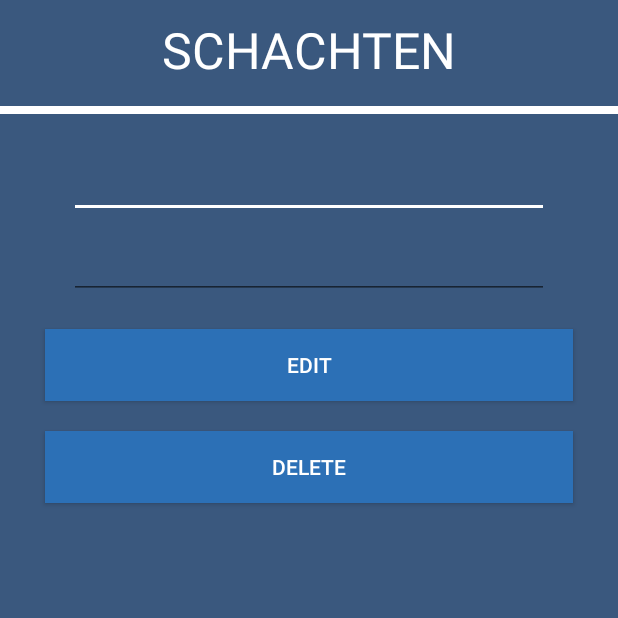
After one commit to KevinD25/DijkelApp, an Android app: the SchachtDetailActivity screen opened directly, with no data from a screen before it, on a phone screen of 412 x 824 dp, the top half of it. The commit adds this screen. Run offline under Robolectric (Android 15) with nearby library versions, the phone set to English and light mode, and no system bars; our stand-ins replace Firebase (no records; nobody signed in at launch, a user with empty details on screens opened directly).

Commit message:
deleting and updating works

```diff
--- a/Application/app/src/main/AndroidManifest.xml
+++ b/Application/app/src/main/AndroidManifest.xml
@@ -25,6 +25,8 @@
         </activity>
         <activity android:name=".DijkelActivity">
         </activity>
+        <activity android:name=".SchachtDetailActivity">
+        </activity>
     </application>
 
 </manifest>
--- /dev/null
+++ b/Application/app/src/main/java/com/davis/kevin/dijkelapp/SchachtDetailActivity.kt
@@ -0,0 +1,123 @@
+package com.davis.kevin.dijkelapp
+
+import android.support.v7.app.AppCompatActivity
+import android.os.Bundle
+import android.util.Log
+import android.view.View
+import com.davis.kevin.dijkelapp.Adapters.DijkeltjesAdapter
+import com.davis.kevin.dijkelapp.DOM.Dijkel
+import com.davis.kevin.dijkelapp.DOM.Schacht
+import com.google.firebase.database.*
+import kotlinx.android.synthetic.main.activity_dijkel.*
+import kotlinx.android.synthetic.main.activity_schacht_detail.*
+
+class SchachtDetailActivity : AppCompatActivity() {
+
+    lateinit var item: Schacht
+    private var id: String = ""
+    lateinit var database: FirebaseDatabase
+    private lateinit var reference: DatabaseReference
+    private lateinit var dijkelref: DatabaseReference
+    private var schacht: Schacht? = null
+    private var schachtenLijst: MutableList<Schacht> = mutableListOf()
+    private var dijkel: Dijkel? = null
+    private var dijkelLijst: MutableList<Dijkel> = mutableListOf()
+
+    override fun onCreate(savedInstanceState: Bundle?) {
+        super.onCreate(savedInstanceState)
+        setContentView(R.layout.activity_schacht_detail)
+        database = FirebaseDatabase.getInstance()
+        reference = FirebaseDatabase.getInstance().getReference("schachten")
+        dijkelref = FirebaseDatabase.getInstance().getReference("dijkels")
+        id = intent.getStringExtra("id")
+        fireBaseGet()
+    }
+
+    fun fillInfo() {
+        txtEditSchachtNaam.text = item.voornaam + " " + item.achternaam
+        editVoornaam.setText(item.voornaam)
+        editAchternaam.setText(item.achternaam)
+    }
+
+    fun getClickedSchacht() {
+        for (schacht in schachtenLijst) {
+            if (schacht.id == id) {
+                item = schacht
+            }
+        }
+        fillInfo()
+    }
+
+    fun onClickEdit(view:View){
+        val voornaam = editVoornaam.text.toString().trim()
+        val achternaam = editAchternaam.text.toString().trim()
+
+        if(voornaam.isEmpty())editVoornaam.error = "Empty field"
+        if(achternaam.isEmpty()) editAchternaam.error ="Empty field"
+
+        if(voornaam.isNotEmpty() && achternaam.isNotEmpty()){
+            val schacht = Schacht(item.id, voornaam, achternaam, item.dijkels)
+            reference.child(schacht.id).setValue(schacht)
+            super.onBackPressed()
+        }
+    }
+
+    fun onClickDelete(view:View){
+        reference.child(item.id).setValue(null)
+        for(dijkel in dijkelLijst) {
+            if(dijkelref.child(dijkel.id).child("schachtid").toString() == item.id){
+                dijkelref.child(dijkel.id).setValue(null)
+            }
+        }
+        super.onBackPressed()
+    }
+
+    fun fireBaseGet() {
+        val schachtListener = object : ValueEventListener {
+            override fun onDataChange(dataSnapshot: DataSnapshot) {
+
+                // Get Post object and use the values to update the UI
+                if (dataSnapshot.exists()) {
+                    schachtenLijst.clear()
+                    for (h in dataSnapshot.children) {
+                        schacht = h.getValue(Schacht::class.java)
+                        schachtenLijst.add(schacht!!)
+                    }
+                    getClickedSchacht()
+                }
+            }
+
+            override fun onCancelled(databaseError: DatabaseError) {
+                // Getting Post failed, log a message
+                Log.w("TAG", "loadPost:onCancelled", databaseError.toException())
+                // ...
+            }
+        }
+        reference.addValueEventListener(schachtListener)
+
+        val dijkelListener = object : ValueEventListener {
+            override fun onDataChange(dijkelSnapshot: DataSnapshot) {
+
+                // Get Post object and use the values to update the UI
+                if (dijkelSnapshot.exists()) {
+                    dijkelLijst.clear()
+
+                    for (h in dijkelSnapshot.children) {
+                        dijkel = h.getValue(Dijkel::class.java)
+                        dijkelLijst.add(dijkel!!)
+                    }
+
+                    val adapter = DijkeltjesAdapter(applicationContext, dijkelLijst)
+                    listDijkels.adapter = adapter
+                }
+            }
+
+            override fun onCancelled(databaseError: DatabaseError) {
+                // Getting Post failed, log a message
+                Log.w("TAG", "loadPost:onCancelled", databaseError.toException())
+                // ...
+            }
+        }
+        dijkelref.addValueEventListener(dijkelListener)
+    }
+}
--- a/Application/app/src/main/res/layout/activity_login.xml
+++ b/Application/app/src/main/res/layout/activity_login.xml
@@ -77,7 +77,6 @@
                 android:layout_marginBottom="4dp"
                 android:layout_marginTop="24dp"
                 android:clickable="true"
-                android:onClick="SignIn"
                 android:text="sign in"
                 android:textColor="@color/colorAccent"
                 android:textSize="30dp"
@@ -92,7 +91,7 @@
                 android:layout_height="50dp"
                 android:ems="10"
                 android:gravity="center"
-                android:inputType="textPersonName"
+                android:inputType="textPassword"
                 app:layout_constraintTop_toBottomOf="@+id/txtPassword" android:layout_marginTop="4dp"
                 android:layout_marginEnd="8dp" app:layout_constraintEnd_toEndOf="parent"
                 app:layout_constraintStart_toStartOf="parent" android:layout_marginStart="8dp"
--- /dev/null
+++ b/Application/app/src/main/res/layout/activity_schacht_detail.xml
@@ -0,0 +1,82 @@
+<?xml version="1.0" encoding="utf-8"?>
+<android.support.constraint.ConstraintLayout
+        xmlns:android="http://schemas.android.com/apk/res/android"
+        xmlns:tools="http://schemas.android.com/tools"
+        xmlns:app="http://schemas.android.com/apk/res-auto"
+        android:layout_width="match_parent"
+        android:layout_height="match_parent"
+        tools:context=".SchachtDetailActivity"
+        android:background="@color/colorPrimaryDark">
+
+    <LinearLayout
+            android:orientation="vertical"
+            android:layout_width="match_parent"
+            android:layout_height="match_parent"
+            android:background="@color/colorPrimaryDark">
+        <TextView
+                android:text="SCHACHTEN"
+                android:textColor="@color/colorAccent"
+                android:layout_width="match_parent"
+                android:layout_height="25pt"
+                android:id="@+id/txtEditSchachtNaam"
+                android:textSize="15pt"
+                android:gravity="center"
+                android:layout_marginBottom="10dp"
+                android:layout_marginTop="5dp"/>
+        <View
+                android:id="@+id/divider"
+                android:layout_width="match_parent"
+                android:layout_height="5dp"
+                android:background="@color/colorAccent"
+                android:layout_marginBottom="15dp"
+        />
+        <EditText
+                android:id="@+id/editVoornaam"
+                android:layout_width="320dp"
+                android:layout_height="50dp"
+                android:ems="10"
+                android:gravity="center"
+                android:layout_gravity="center"
+                android:inputType="textPersonName"
+                android:layout_marginTop="4dp"
+                android:layout_marginEnd="8dp"
+                android:layout_marginStart="8dp"
+                android:textColor="@color/colorAccent"/>
+        <EditText
+                android:id="@+id/editAchternaam"
+                android:layout_width="320dp"
+                android:layout_height="50dp"
+                android:layout_marginTop="4dp"
+                android:ems="10"
+                android:gravity="center"
+                android:layout_gravity="center"
+                android:inputType="textPersonName"
+                android:layout_marginStart="8dp"
+                android:layout_marginEnd="8dp"
+                android:textColor="@color/colorAccent"/>
+
+        <Button
+                android:text="EDIT"
+                android:layout_width="match_parent"
+                android:layout_height="wrap_content" android:id="@+id/btnEdit"
+                android:background="@color/colorPrimary"
+                android:layout_gravity="center"
+                android:textColor="@color/colorAccent"
+                android:layout_marginTop="20dp"
+                android:layout_marginLeft="30dp"
+                android:layout_marginBottom="10dp"
+                android:layout_marginRight="30dp" android:onClick="onClickEdit"/>
+        <Button
+                android:text="DELETE"
+                android:layout_width="match_parent"
+                android:layout_height="wrap_content" android:id="@+id/btnDelete"
+                android:background="@color/colorPrimary"
+                android:textColor="@color/colorAccent"
+                android:layout_gravity="center"
+                android:layout_marginTop="10dp"
+                android:layout_marginLeft="30dp"
+                android:layout_marginBottom="10dp"
+                android:layout_marginRight="30dp" android:onClick="onClickDelete"/>
+    </LinearLayout>
+
+</android.support.constraint.ConstraintLayout>
```
Also changed, not shown: Application/app/src/main/java/com/davis/kevin/dijkelapp/SchachtenActivity.kt (+43 -10 lines), Application/app/src/main/res/layout/activity_schachten.xml (+20 -0 lines), Application/app/src/main/res/layout/deletealldialog.xml (added, +46 -0 lines), Application/app/src/main/res/drawable/delete.png (added).
